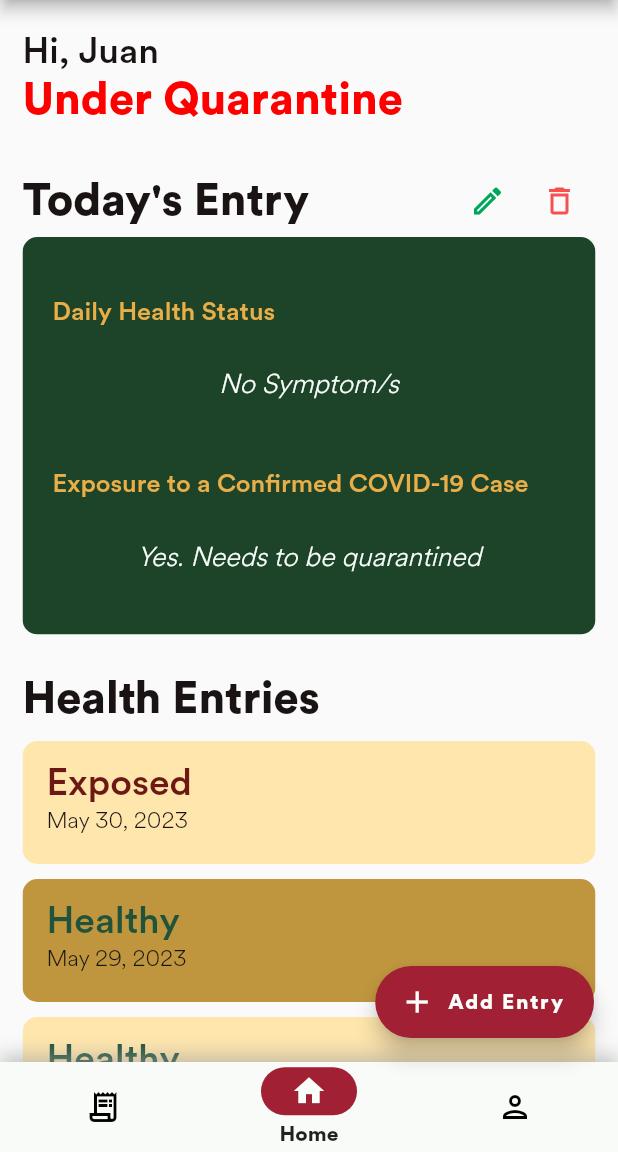
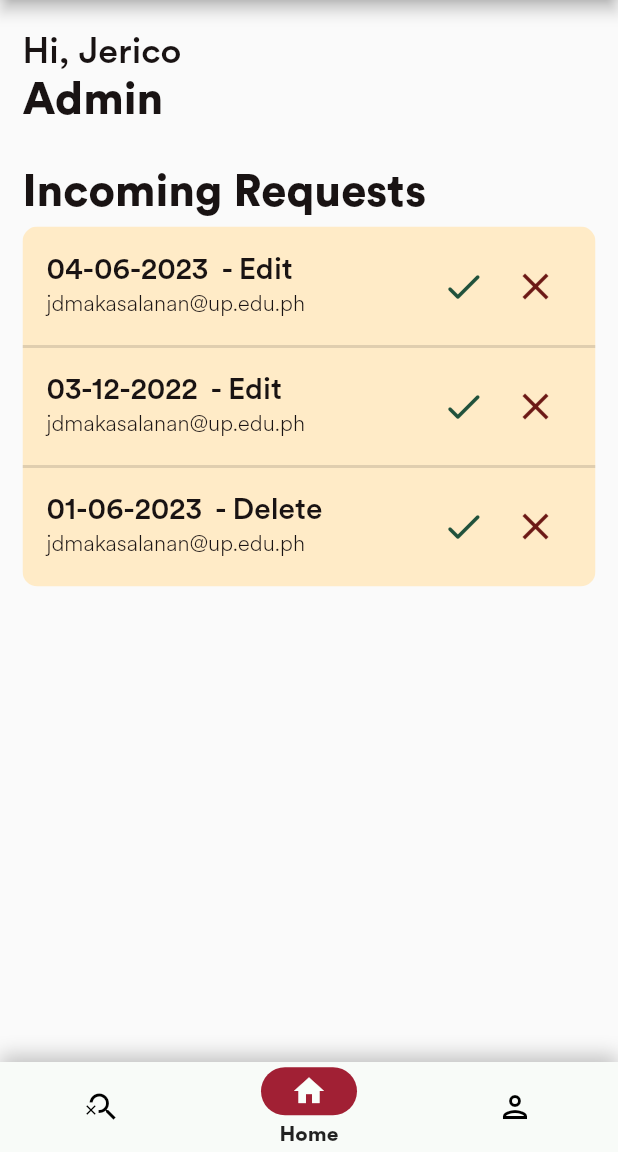
Before and after one commit to jaungos/ohmsim, a Flutter app: the screen it shows after launch, on a phone screen of 412 x 824 dp, the part 84-1236 px from its top. Run offline on Flutter 3.47's test engine with Material 2 defaults, Android fonts, the phone set to English and light mode, and no system bars; our stand-ins replace cloud_firestore, firebase_auth, firebase_core; accounts and stored records are empty.

Commit message:
Feat: added home page for admin user

```diff
--- a/ohmsim/lib/main.dart
+++ b/ohmsim/lib/main.dart
@@ -44,7 +44,7 @@ class MyApp extends StatelessWidget {
           primaryColor: const Color(0xFF00A65A),
           primarySwatch: Colors.green,
         ),
-        initialRoute: UserView.routeName,
+        initialRoute: AdminView.routeName,
         // initialRoute: '/',
         routes: {
           //TODO: Put routes here
--- /dev/null
+++ b/ohmsim/lib/screens/admin/adminhomepage.dart
@@ -0,0 +1,235 @@
+import 'package:flutter/material.dart';
+import 'package:ohmsim/screens/admin/viewrequest.dart';
+
+class AdminHomePage extends StatefulWidget {
+  AdminHomePage({super.key});
+
+  @override
+  State<AdminHomePage> createState() => AdminHomePageState();
+}
+
+class AdminHomePageState extends State<AdminHomePage> {
+  final Map<String, dynamic> sample = {
+    'name': 'Jerico',
+    'privilege': 'Admin',
+    'requests': [
+      {
+        'type': 'Edit',
+        'email': 'jdmakasalanan@up.edu.ph',
+        'date': '04-06-2023',
+        'status': 'Under Monitoring',
+        'symptoms': ['Cough', 'Colds', 'Sore Throat'],
+        'closeContact': false,
+      },
+      {
+        'type': 'Edit',
+        'email': 'jdmakasalanan@up.edu.ph',
+        'date': '03-12-2022',
+        'status': 'Under Quarantine',
+        'symptoms': ['None'],
+        'closeContact': false,
+      },
+      {
+        'type': 'Delete',
+        'email': 'jdmakasalanan@up.edu.ph',
+        'date': '01-06-2023',
+        'status': 'Cleared',
+      },
+    ],
+  };
+  // ==============================================================
+
+  // @TODO: have a provider method to get the needed data from the database
+
+  @override
+  Widget build(BuildContext context) {
+    return SingleChildScrollView(
+      child: Column(
+        children: [
+          adminHeader(),
+          editDeleteRequestsHeader(),
+          editDeleteRequests(),
+        ],
+      ),
+    );
+  }
+
+  // Widget for the name and status
+  Widget adminHeader() {
+    return Padding(
+      padding: const EdgeInsets.fromLTRB(15, 20, 15, 20),
+      child: SizedBox(
+        width: MediaQuery.of(context).size.width,
+        child: Column(
+          crossAxisAlignment: CrossAxisAlignment.start,
+          children: [
+            Row(
+              children: [
+                Text(
+                  'Hi, ${sample['name']}',
+                  style: const TextStyle(
+                    fontSize: 24,
+                    fontWeight: FontWeight.normal,
+                    color: Color(0xFF191313),
+                  ),
+                  textAlign: TextAlign.left,
+                ),
+              ],
+            ),
+            Row(
+              children: [
+                Text(
+                  sample['privilege'],
+                  style: const TextStyle(
+                    fontSize: 30,
+                    fontWeight: FontWeight.w700,
+                    color: Color(0xFF191313),
+                  ),
+                  textAlign: TextAlign.left,
+                ),
+              ],
+            ),
+          ],
+        ),
+      ),
+    );
+  }
+
+  // Widget for the edit and delete today's entry requests header
+  Widget editDeleteRequestsHeader() {
+    return Padding(
+      padding: const EdgeInsets.fromLTRB(15, 5, 15, 0),
+      child: Column(
+        children: [
+          Row(
+            children: const [
+              Text(
+                'Incoming Requests',
+                style: TextStyle(
+                  fontSize: 30,
+                  fontWeight: FontWeight.w700,
+                  color: Color(0xFF191313),
+                ),
+                textAlign: TextAlign.left,
+              ),
+            ],
+          ),
+        ],
+      ),
+    );
+  }
+
+  // Widget for the edit and delete today's entry requests
+  Widget editDeleteRequests() {
+    return Padding(
+      padding: const EdgeInsets.fromLTRB(15, 5, 15, 5),
+      child: Center(
+        child: ClipRRect(
+          borderRadius: BorderRadius.circular(10),
+          child: Container(
+            width: MediaQuery.of(context).size.width,
+            color: const Color(0xFFffebc7),
+            child: Padding(
+              padding: const EdgeInsets.fromLTRB(0, 8, 0, 8),
+              child: Column(
+                children: [
+                  ListView.separated(
+                    shrinkWrap: true,
+                    physics: const NeverScrollableScrollPhysics(),
+                    itemCount: sample['requests'].length,
+                    separatorBuilder: (context, index) {
+                      return const Divider(
+                        thickness: 2,
+                      );
+                    },
+                    itemBuilder: ((context, index) {
+                      return Center(
+                        child: SizedBox(
+                          width: MediaQuery.of(context).size.width,
+                          child: ListTile(
+                            dense: true,
+                            title: Text(
+                              "${sample['requests'][index]['date']}  - ${sample['requests'][index]['type']}",
+                              style: const TextStyle(
+                                fontSize: 20,
+                                fontWeight: FontWeight.normal,
+                                color: Color(0xFF191313),
+                              ),
+                            ),
+                            subtitle: Text(
+                              sample['requests'][index]['email'],
+                              style: const TextStyle(
+                                fontSize: 15,
+                                fontWeight: FontWeight.w300,
+                                color: Color(0xFF191313),
+                              ),
+                            ),
+                            trailing: Row(
+                              mainAxisSize: MainAxisSize.min,
+                              mainAxisAlignment: MainAxisAlignment.end,
+                              crossAxisAlignment: CrossAxisAlignment.center,
+                              children: [
+                                IconButton(
+                                  icon: const Icon(
+                                    Icons.check_rounded,
+                                    size: 30,
+                                    color: Color(0xFF21523c),
+                                  ),
+                                  onPressed: () {
+                                    // @TODO: implement approve request
+                                  },
+                                ),
+                                IconButton(
+                                  icon: const Icon(
+                                    Icons.close_sharp,
+                                    size: 30,
+                                    color: Color(0xFF6c1915),
+                                  ),
+                                  onPressed: () {
+                                    // @TODO: implement deny request
+                                  },
+                                ),
+                              ],
+                            ),
+                            onTap: () {
+                              showDialog(
+                                context: context,
+                                builder: (BuildContext context) {
+                                  return RequestModalForm(
+                                    date: sample['requests'][index]['date'],
+                                    email: sample['requests'][index]['email'],
+                                    status: sample['requests'][index]['status'],
+                                    isEditRequest: sample['requests'][index]
+                                                ['type'] ==
+                                            'Edit'
+                                        ? true
+                                        : false,
+                                    newSymptoms: sample['requests'][index]
+                                                ['type'] ==
+                                            'Edit'
+                                        ? sample['requests'][index]['symptoms']
+                                        : null,
+                                    exposure: sample['requests'][index]
+                                                ['type'] ==
+                                            'Edit'
+                                        ? sample['requests'][index]
+                                            ['closeContact']
+                                        : null,
+                                  );
+                                },
+                              );
+                            },
+                          ),
+                        ),
+                      );
+                    }),
+                  ),
+                ],
+              ),
+            ),
+          ),
+        ),
+      ),
+    );
+  }
+}
--- a/ohmsim/lib/screens/admin/adminview.dart
+++ b/ohmsim/lib/screens/admin/adminview.dart
@@ -1,20 +1,8 @@
 import 'package:flutter/material.dart';
+import 'package:ohmsim/providers/authProvider.dart';
+import 'package:ohmsim/screens/admin/adminhomepage.dart';
+import 'package:provider/provider.dart';
 
-/*
-
-TODO: Refactor adminView to just view.
-
-1. Replace the state logic in the body section.
-
-Instead of solely relying on the adminContentStateLogic file. Replace and refactor it with
-viewState Logic where the userContentStateLogic and monitorStateLogic can be included
-under the stateLogic folder.
-
-2. Add content in the drawer state and refactor the children section of the drawer widget.
-
-It lacks a stateLogic file of its own and certainly more states are needed in the drawerStates file.
-
-*/
 class AdminView extends StatefulWidget {
   static String routeName = '/admin';
   AdminView({super.key});
@@ -24,13 +12,112 @@ class AdminView extends StatefulWidget {
 }
 
 class AdminViewState extends State<AdminView> {
+  int index = 1;
+  final PageController _pageController = PageController(initialPage: 1);
+  final screens = [
+    AdminHomePage(),
+    AdminHomePage(),
+    AdminHomePage(),
+  ];
+
   @override
   Widget build(BuildContext context) {
     return Scaffold(
       appBar: AppBar(
-        title: const Text('OHMSIM'),
+        title: const Center(
+          child: Text(
+            'Dashboard',
+          ),
+        ),
+        backgroundColor: const Color(0xFF6c1915),
+        automaticallyImplyLeading: false,
       ),
-      body: const Text('Admin View Screen'),
+      body: PageView(
+        controller: _pageController,
+        children: screens,
+        onPageChanged: (index) => setState(() => this.index = index),
+      ),
+      // floatingActionButton: FloatingActionButton.extended(
+      //   label: const Text(
+      //     'Add Entry',
+      //     style: TextStyle(
+      //       fontSize: 14,
+      //       fontWeight: FontWeight.w700,
+      //       color: Color(0xFFf9fefa),
+      //     ),
+      //   ),
+      //   icon: const Icon(
+      //     Icons.add,
+      //     color: Color(0xFFf9fefa),
+      //   ),
+      //   onPressed: () {},
+      //   backgroundColor: const Color(0xFFa12034),
+      // ),
+      bottomNavigationBar: Container(
+        decoration: BoxDecoration(
+          color: const Color(0xFFe8e8e8),
+          boxShadow: [
+            BoxShadow(
+              color: Colors.grey.withOpacity(0.6),
+              spreadRadius: 0,
+              blurRadius: 10,
+              offset: const Offset(0, -5),
+            ),
+          ],
+        ),
+        child: NavigationBarTheme(
+          data: NavigationBarThemeData(
+            indicatorColor: const Color(0xFFa12034),
+            labelTextStyle: MaterialStateProperty.all(
+              const TextStyle(
+                fontSize: 14,
+                fontWeight: FontWeight.w700,
+              ),
+            ),
+          ),
+          child: NavigationBar(
+            height: 60,
+            backgroundColor: const Color(0xFFf8fbf8),
+            selectedIndex: index,
+            labelBehavior: NavigationDestinationLabelBehavior.onlyShowSelected,
+            animationDuration: const Duration(milliseconds: 1000),
+            onDestinationSelected: (index) {
+              setState(() => this.index = index);
+              _pageController.animateToPage(
+                index,
+                duration: const Duration(milliseconds: 1000),
+                curve: Curves.ease,
+              );
+            },
+            destinations: const [
+              NavigationDestination(
+                icon: Icon(Icons.search_off_outlined),
+                selectedIcon: Icon(
+                  Icons.search,
+                  color: Color(0xFFf9fefa),
+                ),
+                label: 'Search',
+              ),
+              NavigationDestination(
+                icon: Icon(Icons.home_outlined),
+                selectedIcon: Icon(
+                  Icons.home,
+                  color: Color(0xFFf9fefa),
+                ),
+                label: 'Home',
+              ),
+              NavigationDestination(
+                icon: Icon(Icons.person_outlined),
+                selectedIcon: Icon(
+                  Icons.person,
+                  color: Color(0xFFf9fefa),
+                ),
+                label: 'Profile',
+              ),
+            ],
+          ),
+        ),
+      ),
     );
   }
 }
--- a/ohmsim/lib/screens/student/addentry.dart
+++ b/ohmsim/lib/screens/student/addentry.dart
@@ -31,6 +31,9 @@ class _AddEntryState extends State<AddEntry> {
           fontWeight: FontWeight.w700,
           color: Color(0xFF191313),
         ),
+      ),
+      shape: RoundedRectangleBorder(
+        borderRadius: BorderRadius.circular(10.0),
       ),
       content: SingleChildScrollView(
         child: Column(
```
Also changed, not shown: ohmsim/lib/screens/admin/viewrequest.dart (added, +213 -0 lines), ohmsim/lib/screens/student/homepage.dart (+4 -35 lines), ohmsim/lib/screens/student/profilepage.dart (+10 -2 lines).
